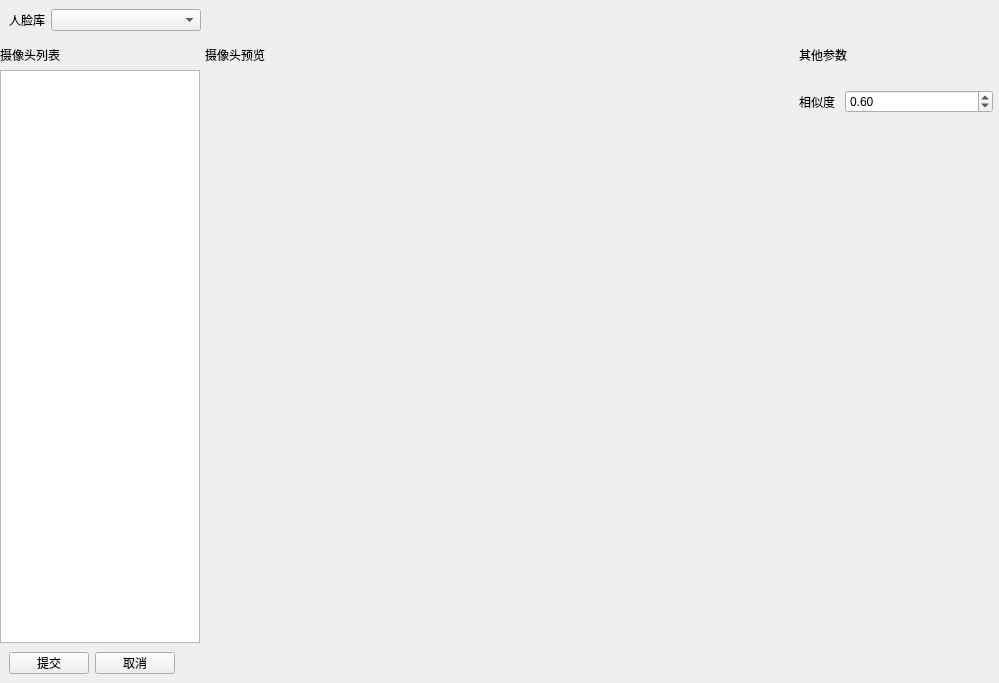
Old version of the form app/ui/FaceTaskUI.ui in the repository Meydan-ZHOU/smileSystem.
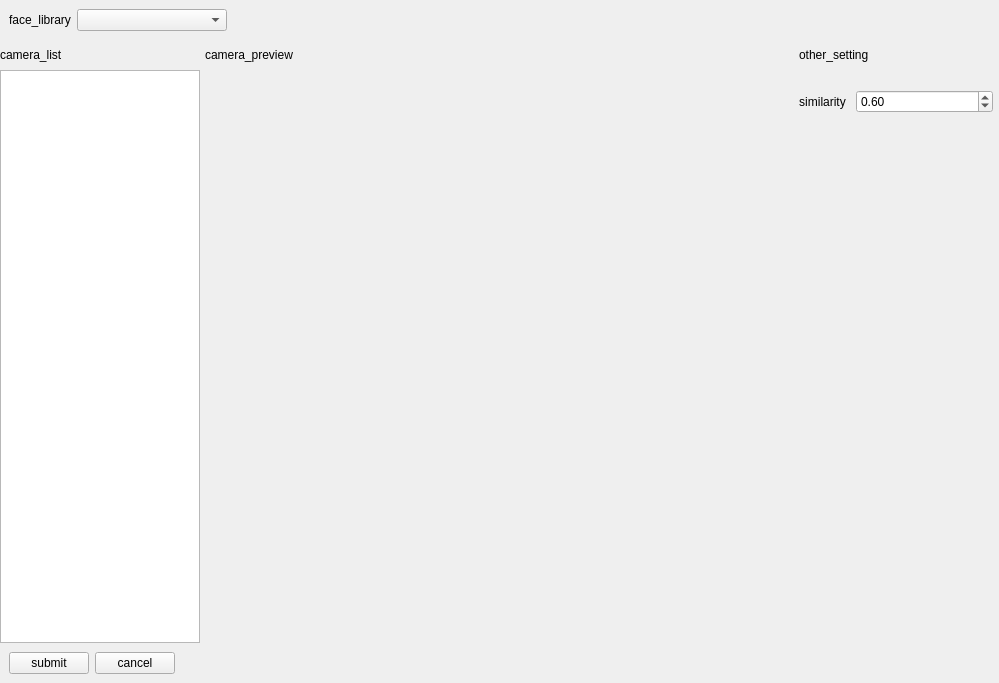
New version of the form.

The edit to the form file:
```diff
--- a/app/ui/FaceTaskUI.ui
+++ b/app/ui/FaceTaskUI.ui
@@ -68,7 +68,7 @@
          <item>
           <widget class="QLabel" name="label_7">
            <property name="text">
-            <string>人脸库</string>
+            <string>face_library</string>
            </property>
           </widget>
          </item>
@@ -172,7 +172,7 @@
                  </size>
                 </property>
                 <property name="text">
-                 <string>摄像头列表</string>
+                 <string>camera_list</string>
                 </property>
                </widget>
               </item>
@@ -253,7 +253,7 @@
                  </size>
                 </property>
                 <property name="text">
-                 <string>摄像头预览</string>
+                 <string>camera_preview</string>
                 </property>
                </widget>
               </item>
@@ -358,7 +358,7 @@
                  </size>
                 </property>
                 <property name="text">
-                 <string>其他参数</string>
+                 <string>other_setting</string>
                 </property>
                </widget>
               </item>
@@ -406,7 +406,7 @@
                       </size>
                      </property>
                      <property name="text">
-                      <string>相似度</string>
+                      <string>similarity</string>
                      </property>
                      <property name="alignment">
                       <set>Qt::AlignCenter</set>
@@ -469,7 +469,7 @@
          <cursorShape>PointingHandCursor</cursorShape>
         </property>
         <property name="text">
-         <string>提交</string>
+         <string>submit</string>
         </property>
         <property name="class" stdset="0">
          <string>primary</string>
@@ -482,7 +482,7 @@
          <cursorShape>PointingHandCursor</cursorShape>
         </property>
         <property name="text">
-         <string>取消</string>
+         <string>cancel</string>
         </property>
         <property name="class" stdset="0">
          <string>default</string>
```
Left out of the diff: 10 changed lines with no effect on the pictures.
